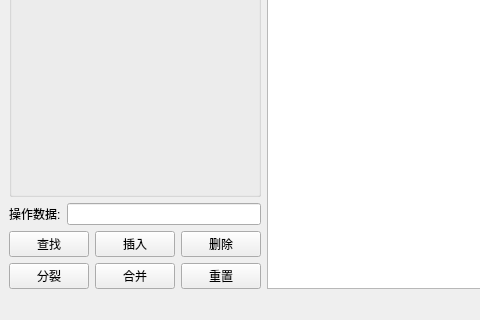
This is BST/bst.ui in AmorphophallusKonjac/UCAS-DS-2023 as Qt 5 draws it before an edit; both pictures show x 0 to 480 and y 320 to 640 of the 1076 by 640 pixel window. The edited form follows.
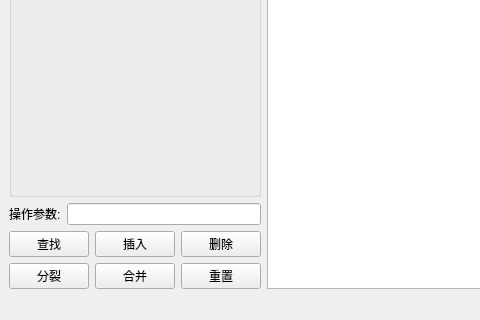
This is the edited form.

Commit message: fea(BST): implement gui and SBT implement a simple version of gui the gui's node gap and node size is still a problem

Patch:
```diff
--- a/BST/bst.ui
+++ b/BST/bst.ui
@@ -59,7 +59,7 @@
         <item>
          <widget class="QLabel" name="inputLabel">
           <property name="text">
-           <string>操作数据:</string>
+           <string>操作参数:</string>
           </property>
          </widget>
         </item>
```
The commit also changes 4 other files.
